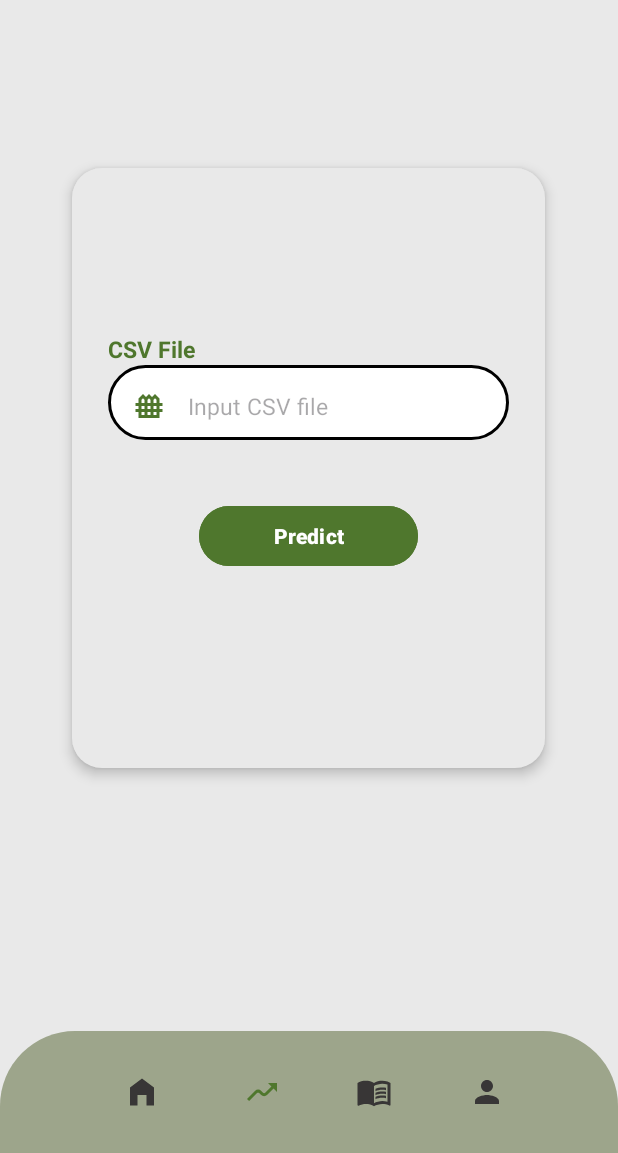
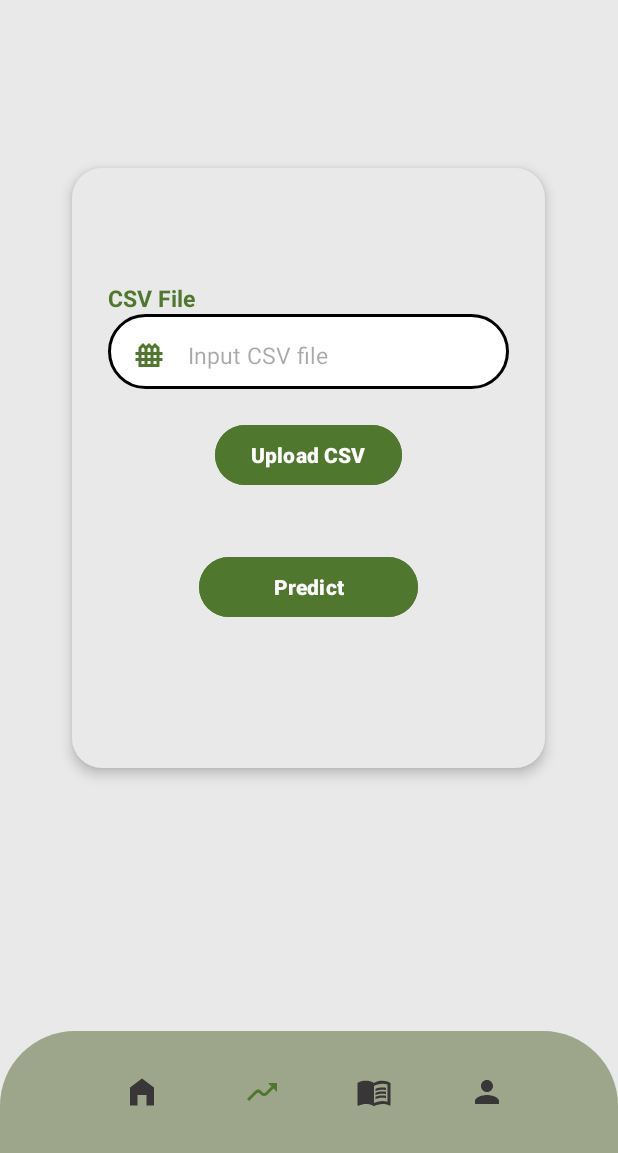
Before and after one commit to C4AnN/Laptop_Lens, an Android app: the InputPrediction screen opened directly, with no data from a screen before it, on a phone screen of 412 x 824 dp, the part 83-1236 px from its top. Run offline under Robolectric (Android 15) with nearby library versions, the phone set to English and light mode, and no system bars.

Commit message:
Update CSV

```diff
--- a/MD/LaptopLens/app/src/main/res/layout/inputprediction.xml
+++ b/MD/LaptopLens/app/src/main/res/layout/inputprediction.xml
@@ -65,6 +65,18 @@
                 android:paddingLeft="15dp"
                 android:paddingTop="5dp"
                 android:textSize="15sp" />
+
+            <!-- Add this button inside the LinearLayout containing the EditText and other elements -->
+            <Button
+                android:id="@+id/btnUploadCSV"
+                android:layout_width="wrap_content"
+                android:layout_height="wrap_content"
+                android:text="Upload CSV"
+                android:layout_marginTop="20dp"
+                android:backgroundTint="#4F772D"
+                android:textColor="@color/white"
+                android:textStyle="bold" />
+
 
             <LinearLayout
                 android:layout_width="match_parent"
```
Also changed, not shown: MD/LaptopLens/app/src/main/java/com/example/laptoplens/InputPrediction.kt (+54 -5 lines). Lines whose indentation alone changed are shown as unchanged.
